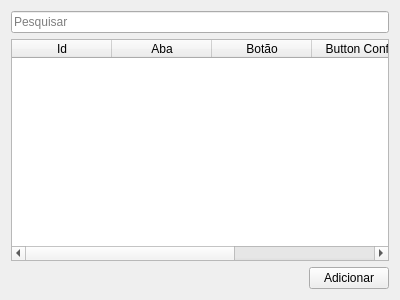
Before: the Qt Designer form DsgTools/Modules/acquisitionMenu/uis/buttonEditorWidget.ui in dsgoficial/DsgTools, drawn with Qt 5.
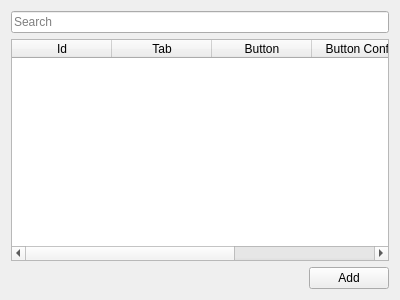
After: the same form once the commit is applied.

Diff of the .ui file:
```diff
--- a/DsgTools/Modules/acquisitionMenu/uis/buttonEditorWidget.ui
+++ b/DsgTools/Modules/acquisitionMenu/uis/buttonEditorWidget.ui
@@ -23,12 +23,12 @@
      </column>
      <column>
       <property name="text">
-       <string>Aba</string>
+       <string>Tab</string>
       </property>
      </column>
      <column>
       <property name="text">
-       <string>Botão</string>
+       <string>Button</string>
       </property>
      </column>
      <column>
@@ -38,7 +38,7 @@
      </column>
      <column>
       <property name="text">
-       <string>Opções</string>
+       <string>Options</string>
       </property>
      </column>
     </widget>
@@ -61,7 +61,7 @@
      <item>
       <widget class="QPushButton" name="addBtn">
        <property name="text">
-        <string>Adicionar</string>
+        <string>Add</string>
        </property>
       </widget>
      </item>
@@ -70,7 +70,7 @@
    <item row="0" column="0">
     <widget class="QLineEdit" name="lineEdit">
      <property name="placeholderText">
-      <string>Pesquisar</string>
+      <string>Search</string>
      </property>
     </widget>
    </item>
```
